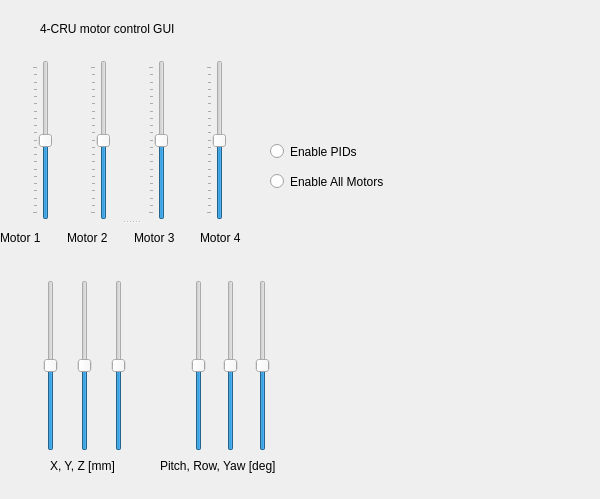
The window that src/rqt_robot_ctrl_gui/resource/4-CRU_gui.ui (ROAR-Lab-Spine/4-CRU_mechanism_ws) describes before a commit, drawn with Qt 5.
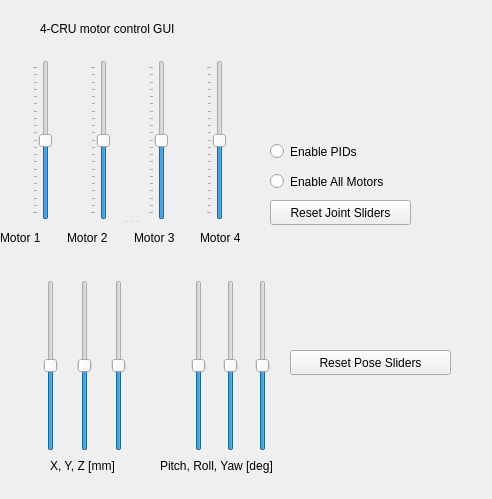
The same window after the commit.

Commit message: add reset buttons at GUI

```diff
--- a/src/rqt_robot_ctrl_gui/resource/4-CRU_gui.ui
+++ b/src/rqt_robot_ctrl_gui/resource/4-CRU_gui.ui
@@ -6,7 +6,7 @@
    <rect>
     <x>0</x>
     <y>0</y>
-    <width>600</width>
+    <width>492</width>
     <height>499</height>
    </rect>
   </property>
@@ -194,10 +194,10 @@
     </rect>
    </property>
    <property name="text">
-    <string>Pitch, Row, Yaw [deg]</string>
+    <string>Pitch, Roll, Yaw [deg]</string>
    </property>
   </widget>
-  <widget class="QWidget" name="">
+  <widget class="QWidget" name="layoutWidget">
    <property name="geometry">
     <rect>
      <x>30</x>
@@ -251,7 +251,7 @@
     </item>
    </layout>
   </widget>
-  <widget class="QWidget" name="">
+  <widget class="QWidget" name="layoutWidget">
    <property name="geometry">
     <rect>
      <x>180</x>
@@ -302,6 +302,32 @@
     </item>
    </layout>
   </widget>
+  <widget class="QPushButton" name="pushButton_1">
+   <property name="geometry">
+    <rect>
+     <x>270</x>
+     <y>200</y>
+     <width>141</width>
+     <height>25</height>
+    </rect>
+   </property>
+   <property name="text">
+    <string>Reset Joint Sliders</string>
+   </property>
+  </widget>
+  <widget class="QPushButton" name="pushButton_2">
+   <property name="geometry">
+    <rect>
+     <x>290</x>
+     <y>350</y>
+     <width>161</width>
+     <height>25</height>
+    </rect>
+   </property>
+   <property name="text">
+    <string>Reset Pose Sliders</string>
+   </property>
+  </widget>
  </widget>
  <resources/>
  <connections/>
```
The commit also changes 3 other files.
